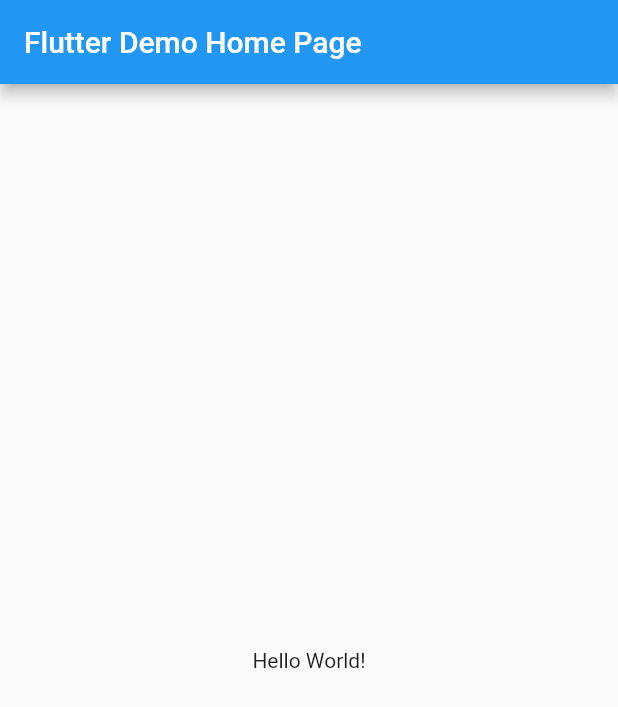
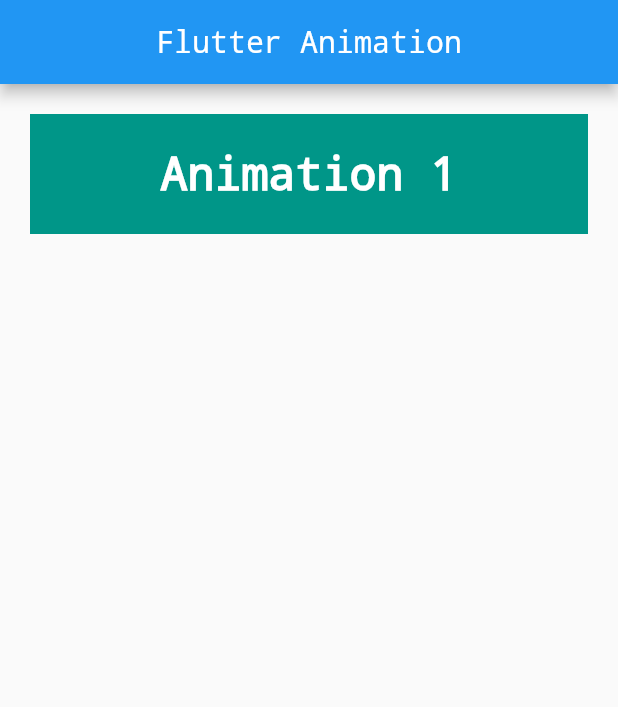
Before and after one commit to ujjwalmaity/FlutterAnimation, a Flutter app: the screen it shows after launch, on a phone screen of 412 x 824 dp. Shown: the top 707 px of the screen. Run offline on Flutter 3.47's test engine with Material 2 defaults, Android fonts, the phone set to English and light mode, and no system bars.

Commit message:
Add New Screen & CleanUp code

```diff
--- /dev/null
+++ b/lib/components/CustomButton.dart
@@ -0,0 +1,23 @@
+import 'package:flutter/material.dart';
+import 'package:flutteranimation/utils/constance.dart';
+
+class CustomButton extends StatelessWidget {
+  final String text;
+  final Function onPress;
+
+  const CustomButton({@required this.text, @required this.onPress});
+
+  @override
+  Widget build(BuildContext context) {
+    return Container(
+      height: 80.0,
+      decoration: BoxDecoration(
+        color: Colors.teal,
+      ),
+      child: FlatButton(
+        onPressed: onPress,
+        child: Text(text, style: kButtonTextStyle),
+      ),
+    );
+  }
+}
--- a/lib/main.dart
+++ b/lib/main.dart
@@ -1,6 +1,6 @@
 import 'package:flutter/material.dart';
-
-import 'my_home_page.dart';
+import 'package:flutteranimation/screens/home_screen.dart';
+import 'package:flutteranimation/screens/screen1.dart';
 
 void main() => runApp(MyApp());
 
@@ -8,12 +8,16 @@ class MyApp extends StatelessWidget {
   @override
   Widget build(BuildContext context) {
     return MaterialApp(
-      title: 'Flutter Demo',
+      title: 'Flutter Animation',
       theme: ThemeData(
         primarySwatch: Colors.blue,
         visualDensity: VisualDensity.adaptivePlatformDensity,
       ),
-      home: MyHomePage(),
+      initialRoute: HomeScreen.id,
+      routes: {
+        HomeScreen.id: (context) => HomeScreen(),
+        Screen1.id: (context) => Screen1(),
+      },
     );
   }
 }
--- a/lib/my_home_page.dart
+++ /dev/null
@@ -1,27 +0,0 @@
-import 'package:flutter/material.dart';
-
-class MyHomePage extends StatefulWidget {
-  @override
-  _MyHomePageState createState() => _MyHomePageState();
-}
-
-class _MyHomePageState extends State<MyHomePage> {
-  @override
-  Widget build(BuildContext context) {
-    return Scaffold(
-      appBar: AppBar(
-        title: Text('Flutter Demo Home Page'),
-      ),
-      body: Center(
-        child: Column(
-          mainAxisAlignment: MainAxisAlignment.center,
-          children: <Widget>[
-            Text(
-              'Hello World!',
-            ),
-          ],
-        ),
-      ),
-    );
-  }
-}
--- /dev/null
+++ b/lib/screens/home_screen.dart
@@ -0,0 +1,31 @@
+import 'package:flutter/cupertino.dart';
+import 'package:flutter/material.dart';
+import 'package:flutteranimation/components/CustomButton.dart';
+import 'package:flutteranimation/screens/screen1.dart';
+import 'package:flutteranimation/utils/constance.dart';
+
+class HomeScreen extends StatelessWidget {
+  static const String id = 'home_screen';
+
+  @override
+  Widget build(BuildContext context) {
+    return Scaffold(
+      appBar: AppBar(
+        title: Text('Flutter Animation', style: kAppBarTitleTextStyle),
+        centerTitle: true,
+      ),
+      body: ListView(
+        scrollDirection: Axis.vertical,
+        padding: EdgeInsets.all(20.0),
+        children: <Widget>[
+          CustomButton(
+            text: 'Animation 1',
+            onPress: () {
+              Navigator.pushNamed(context, Screen1.id);
+            },
+          ),
+        ],
+      ),
+    );
+  }
+}
--- /dev/null
+++ b/lib/screens/screen1.dart
@@ -0,0 +1,19 @@
+import 'package:flutter/material.dart';
+import 'package:flutteranimation/utils/constance.dart';
+
+class Screen1 extends StatelessWidget {
+  static const String id = 'screen_1';
+
+  @override
+  Widget build(BuildContext context) {
+    return Scaffold(
+      appBar: AppBar(
+        title: Text('Animation 1', style: kAppBarTitleTextStyle),
+        centerTitle: true,
+      ),
+      body: Center(
+        child: Text('Hello World!'),
+      ),
+    );
+  }
+}
--- /dev/null
+++ b/lib/utils/constance.dart
@@ -0,0 +1,12 @@
+import 'package:flutter/material.dart';
+
+const kAppBarTitleTextStyle = TextStyle(
+  fontFamily: 'Courier New',
+);
+
+const kButtonTextStyle = TextStyle(
+  fontWeight: FontWeight.w600,
+  fontSize: 30.0,
+  fontFamily: 'Courier New',
+  color: Colors.white,
+);
```
